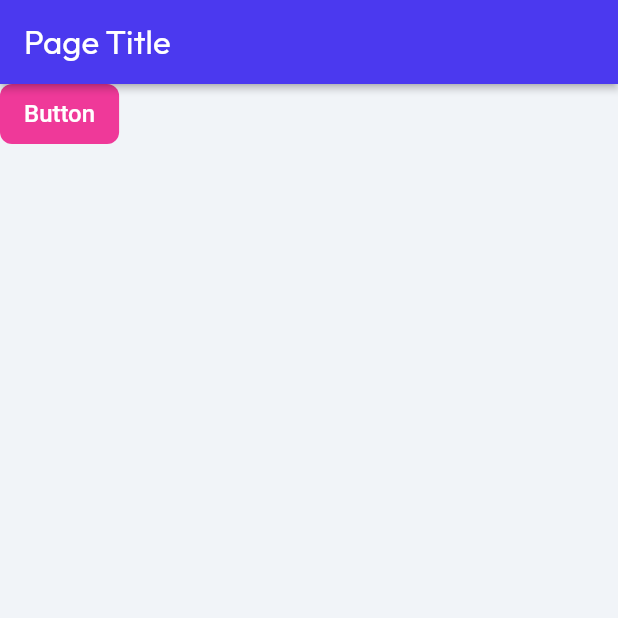
After one commit to syeda05/TestingFlutterflow, a Flutter app: the LoginWidget screen opened by its route, on a phone screen of 412 x 824 dp, the top half of it. The commit adds this screen. Run offline on Flutter 3.47's test engine with Material 3 defaults, Android fonts, the phone set to English and light mode, and no system bars; drawn by our look-alikes of auto_size_text; our stand-ins replace cloud_firestore, firebase_core, font_awesome_flutter, from_css_color, go_router, google_fonts and 3 more; missing offline and left inert: json_path; accounts and stored records are empty; network calls fail; Roboto replaces fonts that are missing (Readex Pro).

Commit message:
Updating to latest FlutterFlow output.

```diff
--- a/lib/backend/backend.dart
+++ b/lib/backend/backend.dart
@@ -2,8 +2,8 @@ import 'package:cloud_firestore/cloud_firestore.dart';
 
 import 'schema/util/firestore_util.dart';
 
+import 'schema/house_details_record.dart';
 import 'schema/users_record.dart';
-import 'schema/house_details_record.dart';
 
 export 'dart:async' show StreamSubscription;
 export 'package:cloud_firestore/cloud_firestore.dart' hide Order;
@@ -12,8 +12,45 @@ export 'schema/index.dart';
 export 'schema/util/firestore_util.dart';
 export 'schema/util/schema_util.dart';
 
+export 'schema/house_details_record.dart';
 export 'schema/users_record.dart';
-export 'schema/house_details_record.dart';
+
+/// Functions to query HouseDetailsRecords (as a Stream and as a Future).
+Future<int> queryHouseDetailsRecordCount({
+  Query Function(Query)? queryBuilder,
+  int limit = -1,
+}) =>
+    queryCollectionCount(
+      HouseDetailsRecord.collection,
+      queryBuilder: queryBuilder,
+      limit: limit,
+    );
+
+Stream<List<HouseDetailsRecord>> queryHouseDetailsRecord({
+  Query Function(Query)? queryBuilder,
+  int limit = -1,
+  bool singleRecord = false,
+}) =>
+    queryCollection(
+      HouseDetailsRecord.collection,
+      HouseDetailsRecord.fromSnapshot,
+      queryBuilder: queryBuilder,
+      limit: limit,
+      singleRecord: singleRecord,
+    );
+
+Future<List<HouseDetailsRecord>> queryHouseDetailsRecordOnce({
+  Query Function(Query)? queryBuilder,
+  int limit = -1,
+  bool singleRecord = false,
+}) =>
+    queryCollectionOnce(
+      HouseDetailsRecord.collection,
+      HouseDetailsRecord.fromSnapshot,
+      queryBuilder: queryBuilder,
+      limit: limit,
+      singleRecord: singleRecord,
+    );
 
 /// Functions to query UsersRecords (as a Stream and as a Future).
 Future<int> queryUsersRecordCount({
@@ -47,43 +84,6 @@ Future<List<UsersRecord>> queryUsersRecordOnce({
     queryCollectionOnce(
       UsersRecord.collection,
       UsersRecord.fromSnapshot,
-      queryBuilder: queryBuilder,
-      limit: limit,
-      singleRecord: singleRecord,
-    );
-
-/// Functions to query HouseDetailsRecords (as a Stream and as a Future).
-Future<int> queryHouseDetailsRecordCount({
-  Query Function(Query)? queryBuilder,
-  int limit = -1,
-}) =>
-    queryCollectionCount(
-      HouseDetailsRecord.collection,
-      queryBuilder: queryBuilder,
-      limit: limit,
-    );
-
-Stream<List<HouseDetailsRecord>> queryHouseDetailsRecord({
-  Query Function(Query)? queryBuilder,
-  int limit = -1,
-  bool singleRecord = false,
-}) =>
-    queryCollection(
-      HouseDetailsRecord.collection,
-      HouseDetailsRecord.fromSnapshot,
-      queryBuilder: queryBuilder,
-      limit: limit,
-      singleRecord: singleRecord,
-    );
-
-Future<List<HouseDetailsRecord>> queryHouseDetailsRecordOnce({
-  Query Function(Query)? queryBuilder,
-  int limit = -1,
-  bool singleRecord = false,
-}) =>
-    queryCollectionOnce(
-      HouseDetailsRecord.collection,
-      HouseDetailsRecord.fromSnapshot,
       queryBuilder: queryBuilder,
       limit: limit,
       singleRecord: singleRecord,
--- a/lib/flutter_flow/nav/nav.dart
+++ b/lib/flutter_flow/nav/nav.dart
@@ -43,6 +43,11 @@ GoRouter createRouter(AppStateNotifier appStateNotifier) => GoRouter(
           name: 'HomePage',
           path: '/homePage',
           builder: (context, params) => const HomePageWidget(),
+        ),
+        FFRoute(
+          name: 'Login',
+          path: '/login',
+          builder: (context, params) => const LoginWidget(),
         )
       ].map((r) => r.toRoute(appStateNotifier)).toList(),
     );
--- a/lib/index.dart
+++ b/lib/index.dart
@@ -1,2 +1,3 @@
 // Export pages
 export '/pages/home_page/home_page_widget.dart' show HomePageWidget;
+export '/pages/login/login_widget.dart' show LoginWidget;
--- /dev/null
+++ b/lib/pages/login/login_model.dart
@@ -0,0 +1,11 @@
+import '/flutter_flow/flutter_flow_util.dart';
+import 'login_widget.dart' show LoginWidget;
+import 'package:flutter/material.dart';
+
+class LoginModel extends FlutterFlowModel<LoginWidget> {
+  @override
+  void initState(BuildContext context) {}
+
+  @override
+  void dispose() {}
+}
--- /dev/null
+++ b/lib/pages/login/login_widget.dart
@@ -0,0 +1,90 @@
+import '/flutter_flow/flutter_flow_theme.dart';
+import '/flutter_flow/flutter_flow_util.dart';
+import '/flutter_flow/flutter_flow_widgets.dart';
+import 'package:flutter/material.dart';
+import 'login_model.dart';
+export 'login_model.dart';
+
+class LoginWidget extends StatefulWidget {
+  const LoginWidget({super.key});
+
+  @override
+  State<LoginWidget> createState() => _LoginWidgetState();
+}
+
+class _LoginWidgetState extends State<LoginWidget> {
+  late LoginModel _model;
+
+  final scaffoldKey = GlobalKey<ScaffoldState>();
+
+  @override
+  void initState() {
+    super.initState();
+    _model = createModel(context, () => LoginModel());
+  }
+
+  @override
+  void dispose() {
+    _model.dispose();
+
+    super.dispose();
+  }
+
+  @override
+  Widget build(BuildContext context) {
+    return GestureDetector(
+      onTap: () {
+        FocusScope.of(context).unfocus();
+        FocusManager.instance.primaryFocus?.unfocus();
+      },
+      child: Scaffold(
+        key: scaffoldKey,
+        backgroundColor: FlutterFlowTheme.of(context).primaryBackground,
+        appBar: AppBar(
+          backgroundColor: FlutterFlowTheme.of(context).primary,
+          automaticallyImplyLeading: false,
+          title: Text(
+            'Page Title',
+            style: FlutterFlowTheme.of(context).headlineMedium.override(
+                  fontFamily: 'Outfit',
+                  color: Colors.white,
+                  fontSize: 22.0,
+                  letterSpacing: 0.0,
+                ),
+          ),
+          actions: const [],
+          centerTitle: false,
+          elevation: 2.0,
+        ),
+        body: SafeArea(
+          top: true,
+          child: Column(
+            mainAxisSize: MainAxisSize.max,
+            children: [
+              FFButtonWidget(
+                onPressed: () {
+                  print('Button pressed ...');
+                },
+                text: 'Button',
+                options: FFButtonOptions(
+                  height: 40.0,
+                  padding: const EdgeInsetsDirectional.fromSTEB(16.0, 0.0, 16.0, 0.0),
+                  iconPadding:
+                      const EdgeInsetsDirectional.fromSTEB(0.0, 0.0, 0.0, 0.0),
+                  color: const Color(0xFFEF3999),
+                  textStyle: FlutterFlowTheme.of(context).titleSmall.override(
+                        fontFamily: 'Readex Pro',
+                        color: Colors.white,
+                        letterSpacing: 0.0,
+                      ),
+                  elevation: 0.0,
+                  borderRadius: BorderRadius.circular(8.0),
+                ),
+              ),
+            ],
+          ),
+        ),
+      ),
+    );
+  }
+}
```
Also changed, not shown: 1 other file.
